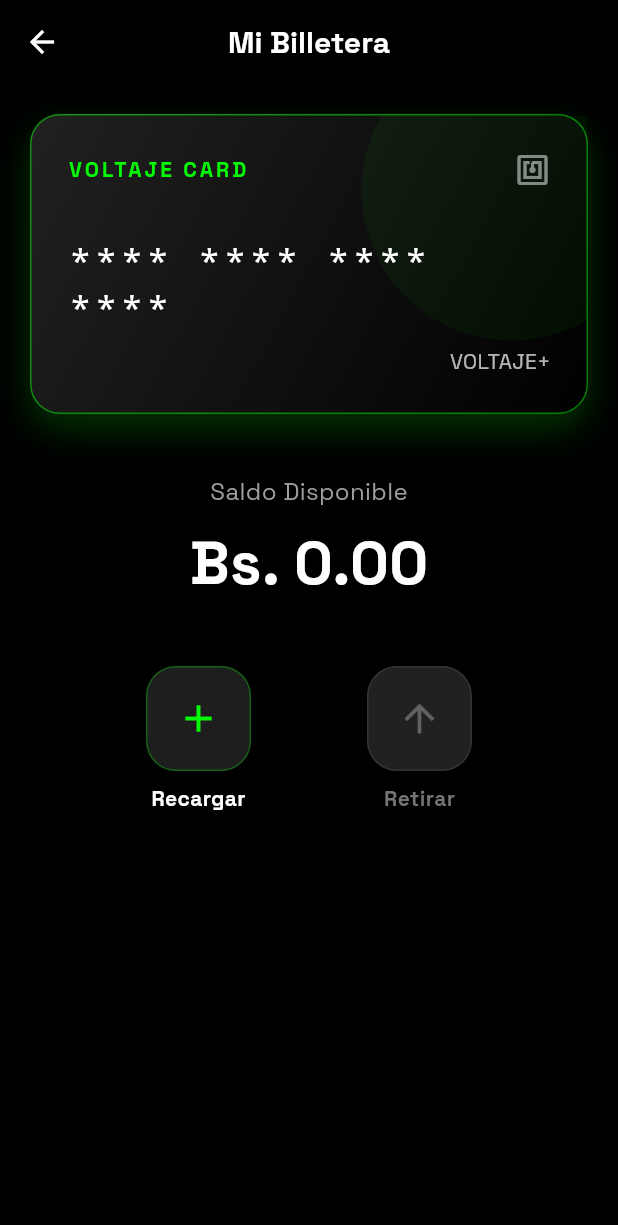
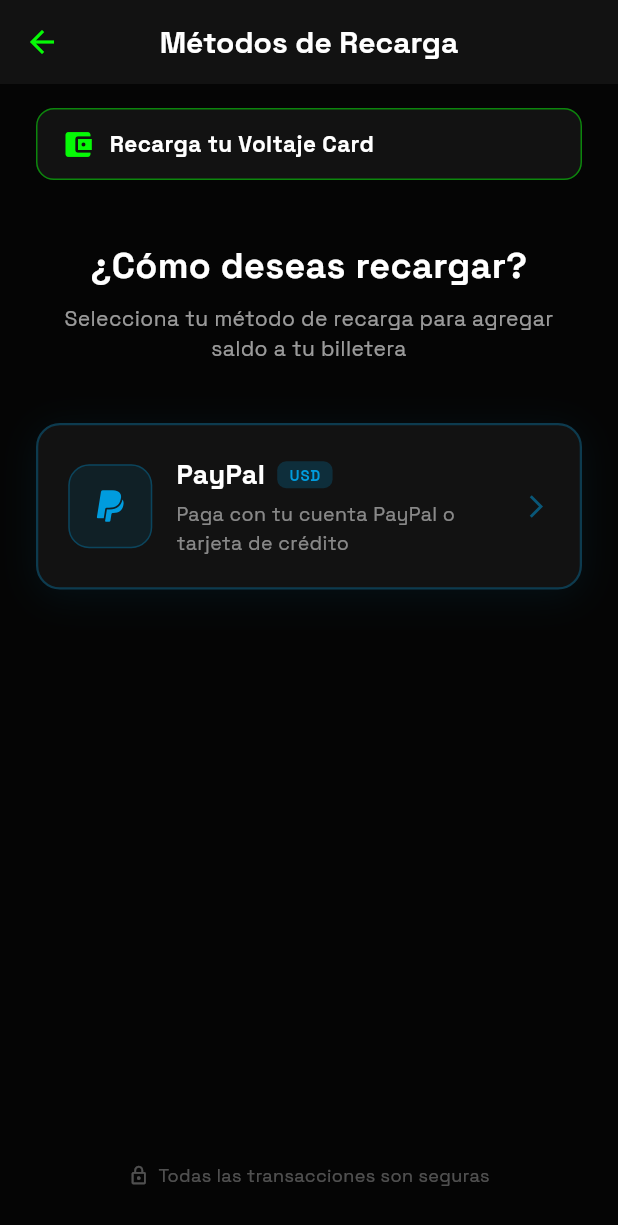
Before and after one commit to ale061191/voltajePlusSystem, a Flutter app: the WalletScreen screen opened by its route, after a tap on the "add" icon, on a phone screen of 412 x 824 dp. Shown: the top 1225 px of the screen. Run offline on Flutter 3.47's test engine with Material 3 defaults, Android fonts, the phone set to English and light mode, and no system bars; our stand-ins replace cloud_firestore, cloud_functions, dio, firebase_auth, firebase_core, flutter_dotenv and 8 more; missing offline and left inert: mobile_scanner; accounts and stored records are empty; network calls fail; project files that could hold a hidden picture were left out.

Commit message:
feat: add PayPal recharge flow — Métodos de Recarga screen with WebView

```diff
--- a/lib/features/wallet/presentation/screens/wallet_screen.dart
+++ b/lib/features/wallet/presentation/screens/wallet_screen.dart
@@ -3,6 +3,7 @@
 import 'package:flutter/services.dart';
 import '../../../../core/constants/app_colors.dart';
 import '../../../../services/auth_service.dart';
+import '../../../../screens/wallet_recharge_screen.dart';
 
 class WalletScreen extends StatefulWidget {
   const WalletScreen({super.key});
@@ -114,7 +115,14 @@
                           icon: Icons.add,
                           label: "Recargar",
                           enabled: true,
-                          onTap: () {},
+                          onTap: () {
+                            Navigator.push(
+                              context,
+                              MaterialPageRoute(
+                                builder: (_) => const WalletRechargeScreen(),
+                              ),
+                            );
+                          },
                         ),
                         _buildActionButton(
                           icon: Icons.arrow_upward,
--- /dev/null
+++ b/lib/screens/wallet_recharge_screen.dart
@@ -0,0 +1,277 @@
+import 'package:flutter/material.dart';
+import '../core/constants/app_colors.dart';
+import 'paypal_webview_screen.dart';
+
+/// Pantalla "Métodos de Recarga" — equivalente a PaymentMethodScreen
+/// pero para recargar el saldo de la wallet.
+///
+/// CONFIGURACIÓN:
+/// Cuando tengas el Payment Link de PayPal creado en
+/// https://www.paypal.com/buttons, reemplaza el valor de [_paypalLink]
+/// con tu URL real (ej. "https://www.paypal.com/ncp/payment/XXXXXXXXXXXXXXXX").
+///
+/// El monto lo controla el link de PayPal directamente.
+class WalletRechargeScreen extends StatelessWidget {
+  const WalletRechargeScreen({super.key});
+
+  // ─── Reemplaza esta URL con tu Payment Link de PayPal ────────────────────
+  static const String _paypalLink =
+      'https://www.paypal.com/ncp/payment/TU_PAYMENT_LINK_AQUI';
+  // ─────────────────────────────────────────────────────────────────────────
+
+  @override
+  Widget build(BuildContext context) {
+    return Scaffold(
+      backgroundColor: AppColors.backgroundBlack,
+      appBar: AppBar(
+        title: const Text('Métodos de Recarga'),
+        backgroundColor: AppColors.surfaceDark,
+        leading: IconButton(
+          icon: const Icon(Icons.arrow_back),
+          onPressed: () => Navigator.pop(context),
+        ),
+      ),
+      body: SafeArea(
+        child: Padding(
+          padding: const EdgeInsets.symmetric(horizontal: 24, vertical: 16),
+          child: Column(
+            children: [
+              // ── Info header ─────────────────────────────────────────────
+              Container(
+                width: double.infinity,
+                padding: const EdgeInsets.symmetric(
+                    vertical: 12, horizontal: 16),
+                decoration: BoxDecoration(
+                  color: AppColors.surfaceDark,
+                  borderRadius: BorderRadius.circular(12),
+                  border: Border.all(
+                    color: AppColors.neonGreen.withValues(alpha: 0.5),
+                  ),
+                ),
+                child: const Row(
+                  children: [
+                    Icon(Icons.account_balance_wallet,
+                        color: AppColors.neonGreen, size: 22),
+                    SizedBox(width: 10),
+                    Expanded(
+                      child: Text(
+                        'Recarga tu Voltaje Card',
+                        style: TextStyle(
+                          color: Colors.white,
+                          fontSize: 15,
+                          fontWeight: FontWeight.bold,
+                        ),
+                      ),
+                    ),
+                  ],
+                ),
+              ),
+              const SizedBox(height: 40),
+
+              // ── Título ───────────────────────────────────────────────────
+              const Text(
+                '¿Cómo deseas recargar?',
+                style: TextStyle(
+                  color: Colors.white,
+                  fontSize: 24,
+                  fontWeight: FontWeight.bold,
+                ),
+                textAlign: TextAlign.center,
+              ),
+              const SizedBox(height: 8),
+              Text(
+                'Selecciona tu método de recarga para agregar saldo a tu billetera',
+                style: TextStyle(
+                  color: Colors.white.withValues(alpha: 0.6),
+                  fontSize: 14,
+                ),
+                textAlign: TextAlign.center,
+              ),
+              const SizedBox(height: 40),
+
+              // ── Tarjeta PayPal ───────────────────────────────────────────
+              _RechargeMethodCard(
+                icon: Icons.paypal,
+                title: 'PayPal',
+                subtitle: 'Paga con tu cuenta PayPal o tarjeta de crédito',
+                accentColor: const Color(0xFF009CDE), // azul PayPal
+                badgeText: 'USD',
+                onTap: () {
+                  Navigator.push(
+                    context,
+                    MaterialPageRoute(
+                      builder: (_) => PaypalWebViewScreen(
+                        paymentLink: _paypalLink,
+                        onSuccess: () {
+                          Navigator.pop(context); // cierra WebView
+                          ScaffoldMessenger.of(context).showSnackBar(
+                            const SnackBar(
+                              content: Text(
+                                'Pago recibido. El saldo se actualizará en breve.',
+                              ),
+                              backgroundColor: AppColors.neonGreen,
+                            ),
+                          );
+                        },
+                        onCancel: () => Navigator.pop(context),
+                      ),
+                    ),
+                  );
+                },
+              ),
+
+              const Spacer(),
+
+              // ── Footer ───────────────────────────────────────────────────
+              Row(
+                mainAxisAlignment: MainAxisAlignment.center,
+                children: [
+                  Icon(Icons.lock_outline,
+                      color: Colors.white.withValues(alpha: 0.3), size: 14),
+                  const SizedBox(width: 6),
+                  Text(
+                    'Todas las transacciones son seguras',
+                    style: TextStyle(
+                      color: Colors.white.withValues(alpha: 0.3),
+                      fontSize: 12,
+                    ),
+                  ),
+                ],
+              ),
+              const SizedBox(height: 16),
+            ],
+          ),
+        ),
+      ),
+    );
+  }
+}
+
+// ─────────────────────────────────────────────────────────────────────────────
+// Widget reutilizable — igual que _PaymentMethodCard en payment_method_screen
+// ─────────────────────────────────────────────────────────────────────────────
+
+class _RechargeMethodCard extends StatelessWidget {
+  final IconData icon;
+  final String title;
+  final String subtitle;
+  final Color accentColor;
+  final String? badgeText;
+  final VoidCallback onTap;
+
+  const _RechargeMethodCard({
+    required this.icon,
+    required this.title,
+    required this.subtitle,
+    required this.accentColor,
+    required this.onTap,
+    this.badgeText,
+  });
+
+  @override
+  Widget build(BuildContext context) {
+    return Material(
+      color: Colors.transparent,
+      child: InkWell(
+        onTap: onTap,
+        borderRadius: BorderRadius.circular(16),
+        splashColor: accentColor.withValues(alpha: 0.1),
+        highlightColor: accentColor.withValues(alpha: 0.05),
+        child: AnimatedContainer(
+          duration: const Duration(milliseconds: 200),
+          width: double.infinity,
+          padding: const EdgeInsets.all(20),
+          decoration: BoxDecoration(
+            color: AppColors.surfaceDark,
+            borderRadius: BorderRadius.circular(16),
+            border: Border.all(
+              color: accentColor.withValues(alpha: 0.3),
+              width: 1.5,
+            ),
+            boxShadow: [
+              BoxShadow(
+                color: accentColor.withValues(alpha: 0.08),
+                blurRadius: 20,
+                offset: const Offset(0, 4),
+              ),
+            ],
+          ),
+          child: Row(
+            children: [
+              // Ícono
+              Container(
+                width: 56,
+                height: 56,
+                decoration: BoxDecoration(
+                  color: accentColor.withValues(alpha: 0.1),
+                  borderRadius: BorderRadius.circular(14),
+                  border: Border.all(
+                    color: accentColor.withValues(alpha: 0.3),
+                  ),
+                ),
+                child: Icon(icon, color: accentColor, size: 28),
+              ),
+              const SizedBox(width: 16),
+
+              // Texto
+              Expanded(
+                child: Column(
+                  crossAxisAlignment: CrossAxisAlignment.start,
+                  children: [
+                    Row(
+                      children: [
+                        Text(
+                          title,
+                          style: const TextStyle(
+                            color: Colors.white,
+                            fontSize: 18,
+                            fontWeight: FontWeight.bold,
+                          ),
+                        ),
+                        if (badgeText != null) ...[
+                          const SizedBox(width: 8),
+                          Container(
+                            padding: const EdgeInsets.symmetric(
+                                horizontal: 8, vertical: 2),
+                            decoration: BoxDecoration(
+                              color: accentColor.withValues(alpha: 0.2),
+                              borderRadius: BorderRadius.circular(6),
+                            ),
+                            child: Text(
+                              badgeText!,
+                              style: TextStyle(
+                                color: accentColor,
+                                fontSize: 10,
+                                fontWeight: FontWeight.bold,
+                                letterSpacing: 0.5,
+                              ),
+                            ),
+                          ),
+                        ],
+                      ],
+                    ),
+                    const SizedBox(height: 4),
+                    Text(
+                      subtitle,
+                      style: TextStyle(
+                        color: Colors.white.withValues(alpha: 0.5),
+                        fontSize: 13,
+                      ),
+                    ),
+                  ],
+                ),
+              ),
+
+              // Flecha
+              Icon(
+                Icons.arrow_forward_ios,
+                color: accentColor.withValues(alpha: 0.5),
+                size: 18,
+              ),
+            ],
+          ),
+        ),
+      ),
+    );
+  }
+}
```
Also changed, not shown: lib/screens/paypal_webview_screen.dart (added, +229 -0 lines).
